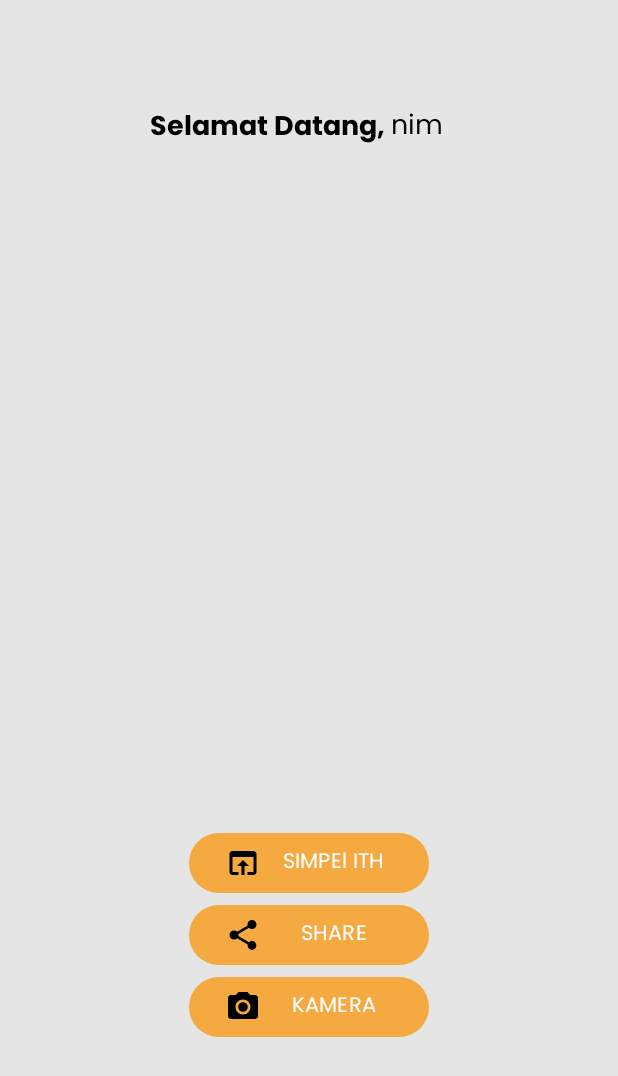
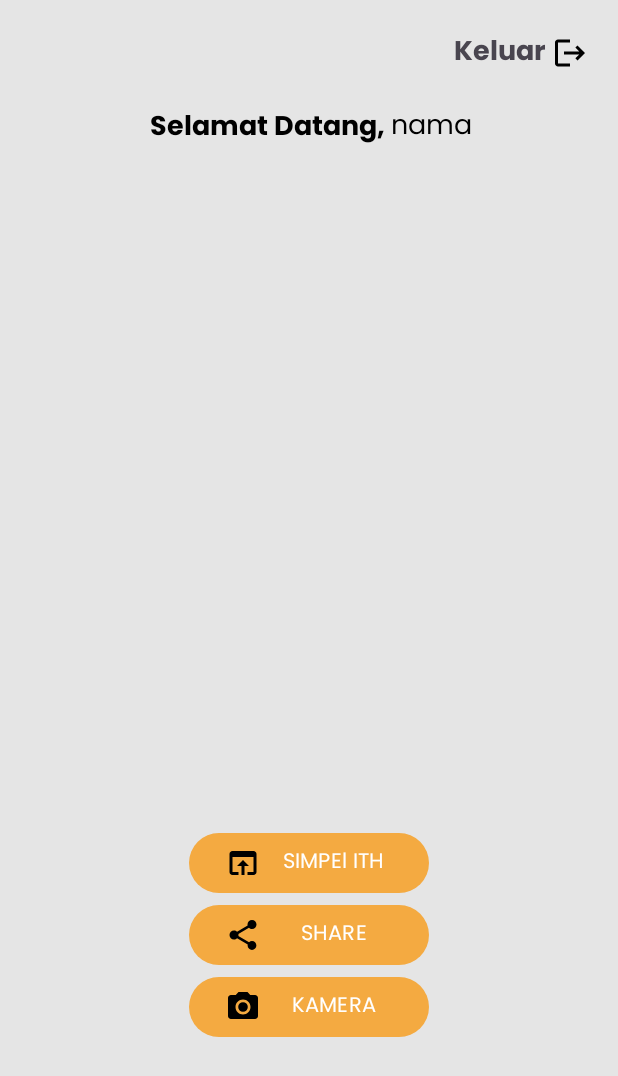
Before and after one commit to FauzanTech/Praktikum3Mobile, an Android app: the home screen opened directly, with no data from a screen before it, on a phone screen of 412 x 824 dp. Shown: the top 1076 px of the screen. Run offline under Robolectric (Android 15) with nearby library versions, the phone set to English and light mode, and no system bars.

```diff
--- a/app/src/main/java/com/example/praktikum3/home.java
+++ b/app/src/main/java/com/example/praktikum3/home.java
@@ -56,11 +56,19 @@ public class home extends AppCompatActivity {
             return insets;
         });
 
+        TextView logoutBtn = findViewById(R.id.logout1);
+        logoutBtn.setOnClickListener(new View.OnClickListener() {
+            @Override
+            public void onClick(View view) {
+                startActivity(new Intent(home.this, MainActivity.class));
+            }
+        });
+
 
         TextView nim = findViewById(R.id.textView6);
         Intent intent = getIntent();
-        String pesan = intent.getStringExtra("nim_user");
-        if (pesan == null || intent.getStringExtra("nim_user").equals("")) {
+        String pesan = intent.getStringExtra("nama");
+        if (pesan == null || intent.getStringExtra("nama").equals("")) {
             Toast.makeText(home.this, "Tidak ada data NIM", Toast.LENGTH_LONG).show();
         } else {
             nim.setText(pesan);
--- /dev/null
+++ b/app/src/main/res/drawable/baseline_logout_24.xml
@@ -0,0 +1,5 @@
+<vector xmlns:android="http://schemas.android.com/apk/res/android" android:autoMirrored="true" android:height="24dp" android:tint="#000000" android:viewportHeight="24" android:viewportWidth="24" android:width="24dp">
+
+    <path android:fillColor="@android:color/white" android:pathData="M17,7l-1.41,1.41L18.17,11H8v2h10.17l-2.58,2.58L17,17l5,-5zM4,5h8V3H4c-1.1,0 -2,0.9 -2,2v14c0,1.1 0.9,2 2,2h8v-2H4V5z"/>
+
+</vector>
--- a/app/src/main/res/layout/activity_home.xml
+++ b/app/src/main/res/layout/activity_home.xml
@@ -28,7 +28,7 @@
         android:id="@+id/textView6"
         android:layout_width="wrap_content"
         android:layout_height="wrap_content"
-        android:text="nim"
+        android:text="nama"
         android:textColor="@color/black"
         android:textSize="18dp"
         android:fontFamily="@font/poppinsregular"
@@ -89,4 +89,18 @@
         app:layout_constraintStart_toStartOf="parent"
         app:layout_constraintEnd_toEndOf="parent"
  />
+
+    <TextView
+        android:id="@+id/logout1"
+        android:layout_width="wrap_content"
+        android:layout_height="wrap_content"
+        android:text="Keluar "
+        android:textSize="18dp"
+        android:layout_marginTop="20dp"
+        android:layout_marginRight="20dp"
+        android:fontFamily="@font/poppinsbold"
+        android:drawableRight="@drawable/baseline_logout_24"
+        app:layout_constraintTop_toTopOf="parent"
+        app:layout_constraintEnd_toEndOf="parent"
+         />
 </androidx.constraintlayout.widget.ConstraintLayout>
--- a/app/src/main/res/layout/activity_log.xml
+++ b/app/src/main/res/layout/activity_log.xml
@@ -56,7 +56,7 @@
         android:ems="10"
         android:paddingTop="6dp"
         android:hint="NIM"
-        android:textColor="@color/pudar"
+        android:textColor="@color/black"
         android:inputType="number"
         android:fontFamily="@font/poppinsregular"
         android:background="@drawable/btn_shape"
@@ -79,7 +79,7 @@
         android:paddingTop="6dp"
         android:ems="10"
         android:hint="Password"
-        android:textColor="@color/pudar"
+        android:textColor="@color/black"
         android:background="@drawable/btn_shape"
         android:backgroundTint="@color/white"
         android:fontFamily="@font/poppinsregular"
--- a/app/src/main/res/layout/activity_res.xml
+++ b/app/src/main/res/layout/activity_res.xml
@@ -20,6 +20,7 @@
         android:background="@drawable/btn_shape"
         android:shadowColor="#FFFFFF"
         android:hint="Nama Lengkap"
+        android:textColor="@color/black"
         android:backgroundTint="@color/white"
         android:shadowRadius="@android:integer/config_longAnimTime"
         app:layout_constraintStart_toStartOf="parent"
@@ -36,6 +37,7 @@
         android:ems="10"
         android:fontFamily="@font/poppinsregular"
         android:hint="NIM"
+        android:textColor="@color/black"
         android:inputType="text"
         android:padding="15dp"
         android:shadowColor="#FFFFFF"
@@ -52,6 +54,7 @@
         android:padding="15dp"
         android:backgroundTint="@color/white"
         android:ems="10"
+        android:textColor="@color/black"
         android:layout_marginTop="20dp"
         android:fontFamily="@font/poppinsregular"
         android:inputType="text"
@@ -70,6 +73,7 @@
         android:padding="15dp"
         android:backgroundTint="@color/white"
         android:ems="10"
+        android:textColor="@color/black"
         android:layout_marginTop="20dp"
         android:fontFamily="@font/poppinsregular"
         android:inputType="text"
@@ -87,6 +91,7 @@
         android:layout_height="wrap_content"
         android:padding="15dp"
         android:ems="10"
+        android:textColor="@color/black"
         android:backgroundTint="@color/white"
         android:layout_marginTop="20dp"
         android:fontFamily="@font/poppinsregular"
```
Also changed, not shown: app/src/main/java/com/example/praktikum3/log.java (+87 -12 lines), app/src/main/java/com/example/praktikum3/res.java (+15 -5 lines).
